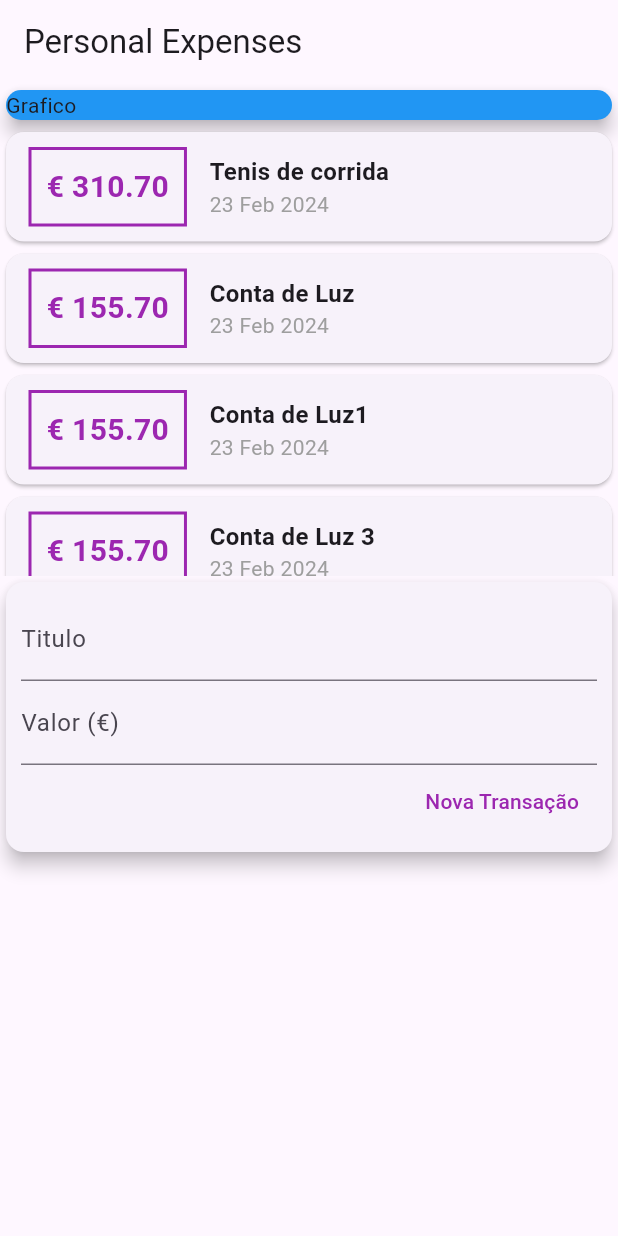
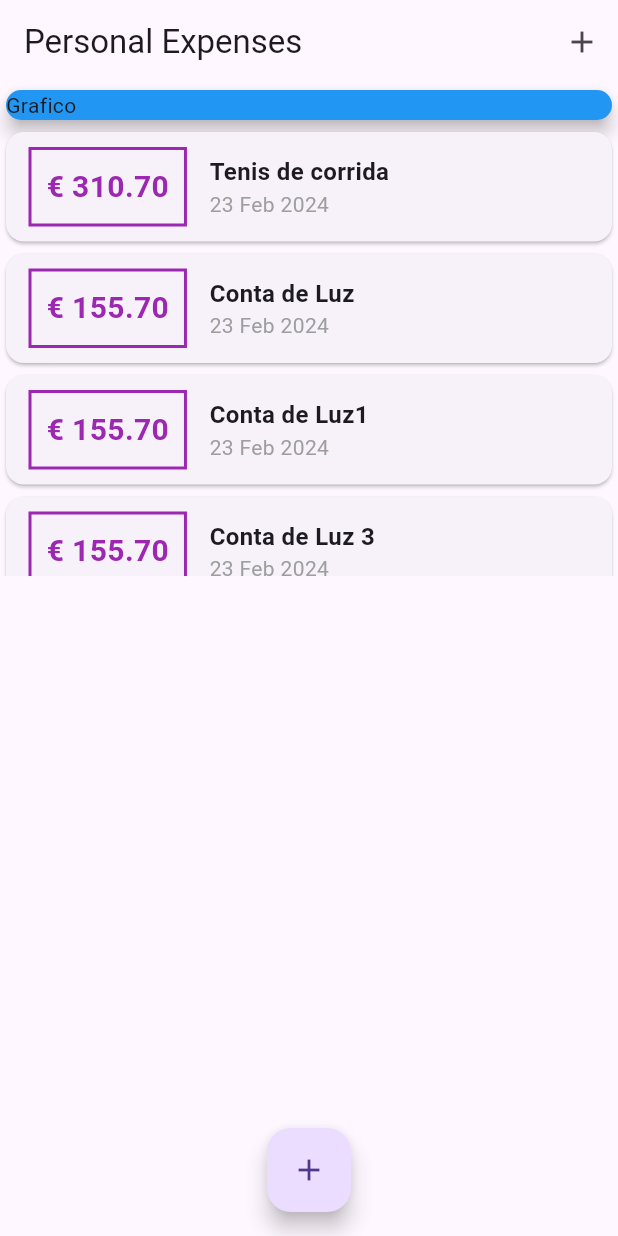
Before and after one commit to lmlpereira/financial_app, a Flutter app: the screen it shows after launch, on a phone screen of 412 x 824 dp. Run offline on Flutter 3.47's test engine with Material 3 defaults, Android fonts, the phone set to English and light mode, and no system bars; missing offline and left inert: dart:ffi.

Commit message:
modified:   lib/components/transaction_form.dart 	modified:   lib/components/transaction_list.dart 	modified:   lib/components/transaction_user.dart 	modified:   lib/main.dart

```diff
--- a/lib/components/transaction_list.dart
+++ b/lib/components/transaction_list.dart
@@ -13,8 +13,10 @@ class TransactionList extends StatelessWidget{
   Widget build(BuildContext context) {
     return Container(
       height: 300,
-      child: ListView(
-              children: transactions.map((tr){
+      child: ListView.builder(
+            itemCount: transactions.length,
+            itemBuilder: (context, index){
+                final tr = transactions[index];
                 return Card(child:
                   Row(children: [
                     Container(
@@ -34,7 +36,7 @@ class TransactionList extends StatelessWidget{
                       ],
                     )
                   ]),);
-              }).toList(),
+            } ,
             ),
     );
   }
--- a/lib/components/transaction_user.dart
+++ b/lib/components/transaction_user.dart
@@ -2,10 +2,11 @@
 
 import 'dart:math';
 
+import 'package:financial_app/components/transaction_form.dart';
+import 'package:financial_app/components/transaction_list.dart';
 import 'package:financial_app/models/transaction.dart';
 import 'package:flutter/material.dart';
-import 'transaction_form.dart';
-import 'transaction_list.dart';
+
 
 
 class TransactionUser extends StatefulWidget {
--- a/lib/main.dart
+++ b/lib/main.dart
@@ -1,7 +1,12 @@
 // ignore_for_file: use_key_in_widget_constructors
 
-import 'package:financial_app/components/transaction_user.dart';
+import 'dart:math';
+
+import 'package:financial_app/components/transaction_form.dart';
+import 'package:financial_app/components/transaction_list.dart';
+import 'package:financial_app/models/transaction.dart';
 import 'package:flutter/material.dart';
+
 
 void main(List<String> args) {
   runApp(ExpensesApp());
@@ -17,12 +22,80 @@ class ExpensesApp extends StatelessWidget{
 
 }
 
-class MyHomePage extends StatelessWidget{
+class MyHomePage extends StatefulWidget{
+
+  @override
+  State<MyHomePage> createState() => _MyHomePageState();
+}
+
+class _MyHomePageState extends State<MyHomePage> {
+  final _transactions = [
+        Transaction(
+          id:"t1",
+          title: "Tenis de corrida",
+          value: 310.70,
+          date: DateTime.now()),
+        Transaction(
+          id:"t2",
+          title: "Conta de Luz",
+          value: 155.70,
+          date: DateTime.now()),
+          Transaction(
+          id:"t3",
+          title: "Conta de Luz1",
+          value: 155.70,
+          date: DateTime.now()),
+          Transaction(
+          id:"t20",
+          title: "Conta de Luz 3",
+          value: 155.70,
+          date: DateTime.now()),
+          Transaction(
+          id:"t10",
+          title: "Conta de Luz 10",
+          value: 155.70,
+          date: DateTime.now()),
+          Transaction(
+          id:"11",
+          title: "Conta de Luz 11",
+          value: 155.70,
+          date: DateTime.now()),
+          Transaction(
+          id:"12",
+          title: "Conta de Luz 12",
+          value: 155.70,
+          date: DateTime.now()),
+          Transaction(
+          id:"13",
+          title: "Conta de Luz 13",
+          value: 155.70,
+          date: DateTime.now())
+          ];
+
+
+  _addTransaction(String title, double value){
+    final newTransaction = Transaction(id: Random().nextDouble().toString(), title: title, value: value, date: DateTime.now());
+
+    setState(() {
+      _transactions.add(newTransaction);
+    });
+  }
+
+
+
+  _openTransactionFormModal(BuildContext context){
+    showModalBottomSheet(
+      context: context,
+      builder: (ctx){
+        return TransactionForm(_addTransaction);
+      }
+    );
+  }
 
   @override
   Widget build(BuildContext context) {
     return Scaffold(
-      appBar: AppBar(title: const Text('Personal Expenses')),
+      appBar: AppBar(title: const Text('Personal Expenses'), actions: [IconButton(onPressed: () => _openTransactionFormModal(context), icon: const Icon(Icons.add))],),
       body: SingleChildScrollView(
         child: Column(
           crossAxisAlignment: CrossAxisAlignment.stretch,
@@ -31,13 +104,14 @@ class MyHomePage extends StatelessWidget{
               child:
                 Card(child: Text('Grafico'), elevation: 5, color: Colors.blue,)
             ),
-            TransactionUser()
+            //TransactionUser()
+            TransactionList(_transactions),
+
           ],
         ),
-      )
+      ),
+      floatingActionButton: FloatingActionButton(child: const Icon(Icons.add), onPressed: () => _openTransactionFormModal(context),),
+      floatingActionButtonLocation: FloatingActionButtonLocation.centerFloat,
     );
   }
-
-
-
- }
+}
```
Also changed, not shown: lib/components/transaction_form.dart (+30 -11 lines).
